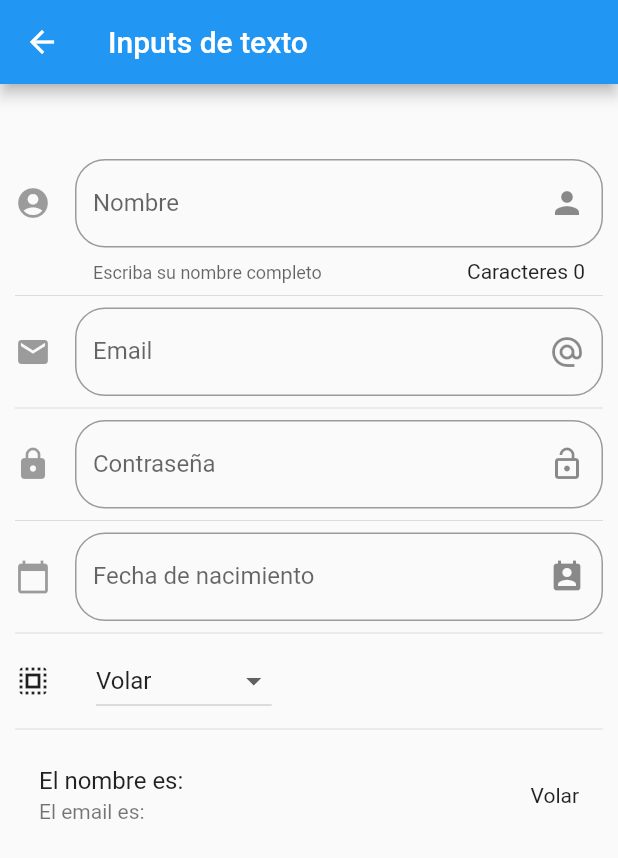
After one commit to celia1996/ComponetsApp_Flutter, a Flutter app: the InputPage screen opened by its route, on a phone screen of 412 x 824 dp. The commit adds this screen. Shown: the top 858 px of the screen. Run offline on Flutter 3.47's test engine with Material 2 defaults, Android fonts, the phone set to English and light mode, and no system bars.

Commit message:
InputsPage finished

```diff
--- a/data/menu_opts.json
+++ b/data/menu_opts.json
@@ -20,6 +20,11 @@
             "ruta" : "animatedContainer",
             "icon" : "donut_large",
             "texto": "Animated Container"
+        },
+        {
+            "ruta" : "inputs",
+            "icon" : "input",
+            "texto": "Inputs"
         }
     ]
 }
--- /dev/null
+++ b/lib/src/pages/input_page.dart
@@ -0,0 +1,159 @@
+import 'package:flutter/material.dart';
+
+class InputPage extends StatefulWidget {
+  @override
+  InputPage_State createState() => InputPage_State();
+}
+
+class InputPage_State extends State<InputPage> {
+  String _name = '';
+  String _email = '';
+  String _date = '';
+  String _optionSelected = 'Volar';
+  List<String> _powers = ['Volar', 'Rayos X', 'Super Fuerza'];
+  TextEditingController _inputFieldDateController = new TextEditingController();
+
+  @override
+  Widget build(BuildContext context) {
+    return Scaffold(
+      appBar: AppBar(
+        title: Text('Inputs de texto'),
+      ),
+      body: ListView(
+        padding: EdgeInsets.symmetric(horizontal: 10.0, vertical: 50.0),
+        children: <Widget>[
+          _createInputs(),
+          Divider(),
+          _createEmail(),
+          Divider(),
+          _createPassword(),
+          Divider(),
+          _createDate(context),
+          Divider(),
+          _createDropdown(),
+          Divider(),
+          _createPerson()
+        ],
+      ),
+    );
+  }
+
+  Widget _createInputs() {
+    return TextField(
+      textCapitalization: TextCapitalization.sentences,
+      decoration: InputDecoration(
+          border: OutlineInputBorder(borderRadius: BorderRadius.circular(20.0)),
+          counter: Text('Caracteres ${_name.length}'),
+          hintText: 'Nombre completo',
+          labelText: 'Nombre',
+          helperText: 'Escriba su nombre completo',
+          suffixIcon: Icon(Icons.person),
+          icon: Icon(Icons.account_circle, color: Colors.black38)),
+      onChanged: (value) {
+        setState(() {
+          _name = value;
+        });
+      },
+    );
+  }
+
+  Widget _createEmail() {
+    return TextField(
+        keyboardType: TextInputType.emailAddress,
+        decoration: InputDecoration(
+            border:
+                OutlineInputBorder(borderRadius: BorderRadius.circular(20.0)),
+            hintText: 'Email',
+            labelText: 'Email',
+            suffixIcon: Icon(Icons.alternate_email),
+            icon: Icon(Icons.email, color: Colors.black38)),
+        onChanged: (value) => setState(() {
+              _email = value;
+            }));
+  }
+
+  Widget _createPassword() {
+    return TextField(
+        obscureText: true,
+        decoration: InputDecoration(
+            border:
+                OutlineInputBorder(borderRadius: BorderRadius.circular(20.0)),
+            hintText: 'Contraseña',
+            labelText: 'Contraseña',
+            suffixIcon: Icon(Icons.lock_open),
+            icon: Icon(Icons.lock, color: Colors.black38)),
+        onChanged: (value) => setState(() {
+              _email = value;
+            }));
+  }
+
+  Widget _createDate(BuildContext context) {
+    return TextField(
+      enableInteractiveSelection: false,
+      controller: _inputFieldDateController,
+      decoration: InputDecoration(
+          border: OutlineInputBorder(borderRadius: BorderRadius.circular(20.0)),
+          hintText: 'Fecha de nacimiento',
+          labelText: 'Fecha de nacimiento',
+          suffixIcon: Icon(Icons.perm_contact_calendar),
+          icon: Icon(Icons.calendar_today, color: Colors.black38)),
+      onTap: () {
+        FocusScope.of(context).requestFocus(new FocusNode());
+        _selectDate(context);
+      },
+    );
+  }
+
+  void _selectDate(BuildContext context) async {
+    DateTime picked = await showDatePicker(
+      context: context,
+      initialDate: new DateTime.now(),
+      firstDate: new DateTime(2020),
+      lastDate: new DateTime(2025),
+      // locale: Locale('es','ES')
+    );
+
+    if (picked != null) {
+      setState(() {
+        _date = picked.toString();
+        _inputFieldDateController.text = _date;
+      });
+    }
+  }
+
+  List<DropdownMenuItem<String>> getDropdownOptions() {
+    List<DropdownMenuItem<String>> list = new List();
+    _powers.forEach((power) {
+      list.add(DropdownMenuItem(
+        child: Text(power),
+        value: power,
+      ));
+    });
+    return list;
+  }
+
+  Widget _createDropdown() {
+    return Row(
+      children: <Widget>[
+        Icon(Icons.select_all),
+        SizedBox(width: 30.0),
+        DropdownButton(
+            value: _optionSelected,
+            items: getDropdownOptions(),
+            onChanged: (option) {
+              setState(() {
+                _optionSelected = option;
+              });
+            })
+      ],
+    );
+  }
+
+  Widget _createPerson() {
+    return ListTile(
+      title: Text('El nombre es: $_name'),
+      subtitle: Text('El email es: $_email'),
+      trailing: Text(_optionSelected),
+    );
+  }
+}
--- a/lib/src/routes/routes.dart
+++ b/lib/src/routes/routes.dart
@@ -5,6 +5,7 @@ import 'package:components/src/pages/avatar_page.dart';
 import 'package:components/src/pages/home_page.dart';
 import 'package:components/src/pages/card_page.dart';
 import 'package:components/src/pages/animated_container.dart';
+import 'package:components/src/pages/input_page.dart';
 
 Map<String, WidgetBuilder> getApplicationRoutes() {
 
@@ -14,5 +15,6 @@ Map<String, WidgetBuilder> getApplicationRoutes() {
     'avatar': (BuildContext context) => AvatarPage(),
     'card': (BuildContext context) => CardPage(),
     'animatedContainer': (BuildContext context) => AnimatedContainerPage(),
+    'inputs': (BuildContext context) => InputPage(),
   };
 }
--- a/lib/src/utils/icon_string_util.dart
+++ b/lib/src/utils/icon_string_util.dart
@@ -5,7 +5,8 @@ final _icons = <String, IconData>{
   'add_alert' :   Icons.add_alert,
   'accessibility' : Icons.accessibility,
   'folder_open' : Icons.folder_open,
-  'donut_large' : Icons.donut_large
+  'donut_large' : Icons.donut_large,
+  'input' : Icons.input,
 
 };
 
--- a/pubspec.yaml
+++ b/pubspec.yaml
@@ -23,6 +23,8 @@ environment:
 dependencies:
   flutter:
     sdk: flutter
+  # flutter_localization:
+  #   sdk: flutter
 
 
   # The following adds the Cupertino Icons font to your application.
```
Also changed, not shown: lib/main.dart (+13 -4 lines).
